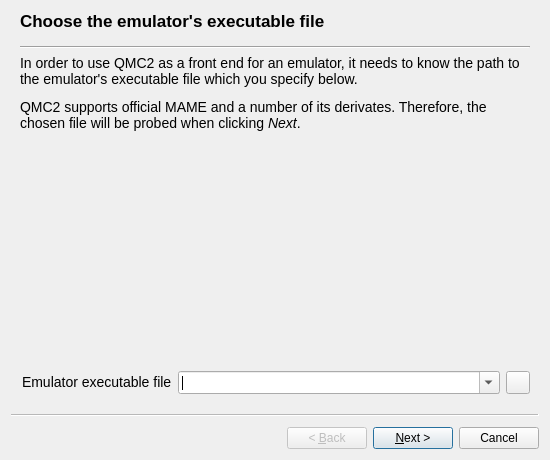
Old version of the form setupwizard.ui in the repository qmc2/qmc2-mame-fe.
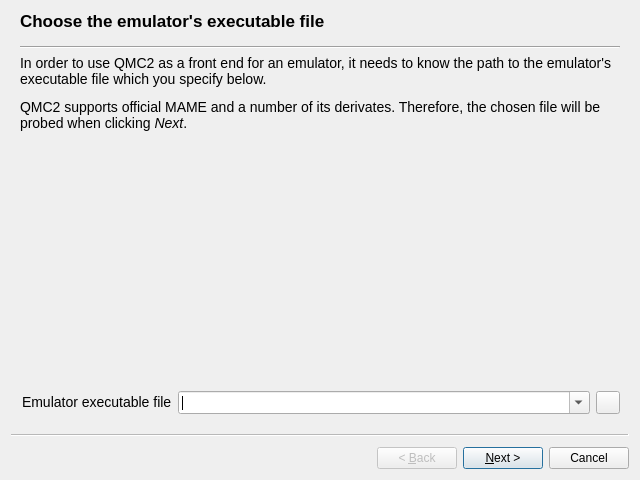
New version of the form. Icons and pictures are not drawn.

The edit to the form file:
```diff
--- a/setupwizard.ui
+++ b/setupwizard.ui
@@ -6,14 +6,14 @@
    <rect>
     <x>0</x>
     <y>0</y>
-    <width>550</width>
-    <height>460</height>
+    <width>640</width>
+    <height>480</height>
    </rect>
   </property>
   <property name="minimumSize">
    <size>
-    <width>550</width>
-    <height>460</height>
+    <width>640</width>
+    <height>480</height>
    </size>
   </property>
   <property name="windowTitle">
```
Left out of the diff: 4 changed lines with no effect on the pictures.
